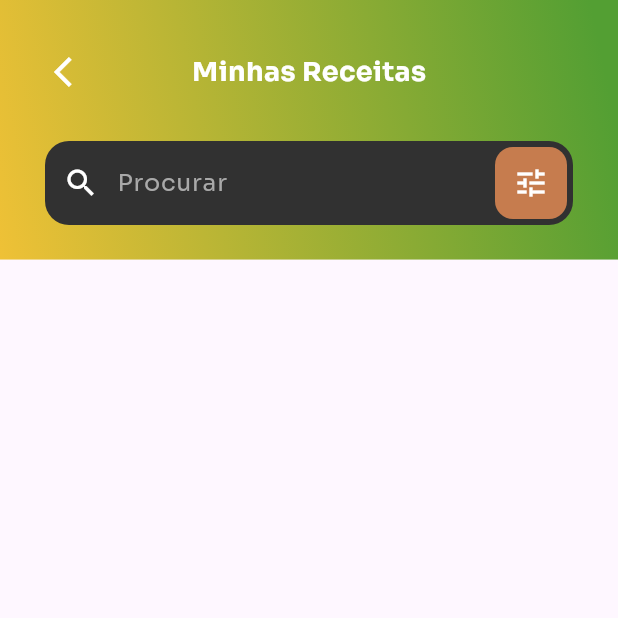
After one commit to franbs2/EatS, a Flutter app: the MyRecipesPage screen opened by its route, on a phone screen of 412 x 824 dp, the top half of it. The commit adds this screen. Run offline on Flutter 3.47's test engine with Material 3 defaults, Android fonts, the phone set to English and light mode, and no system bars; our stand-ins replace carousel_slider, cloud_firestore, firebase_auth, firebase_core, firebase_storage, flutter_rating_bar and 4 more; accounts and stored records are empty; generated files the repository leaves out were written again.

Commit message:
feat: Add page "Minhas Receitas" and widget "RecipeCardList"
Co-authored-by: Joanna Marieli <marij0anna@users.noreply.github.com>
Isabelle <isbllvt@users.noreply.github.com>

```diff
--- a/lib/core/routes/routes.dart
+++ b/lib/core/routes/routes.dart
@@ -10,4 +10,5 @@ class RoutesApp {
   static String searchPage = '/searchPage';
   static String editPefilPage = '/editPerfilPage';
   static String generateRecipePage = '/generateRecipePage';
+  static String myRecipesPage = '/myRecipesPage';
 }
--- a/lib/main.dart
+++ b/lib/main.dart
@@ -1,6 +1,7 @@
 // Importações necessárias para o funcionamento do app, incluindo bibliotecas do Flutter,
 // Firebase, provedores de estado (Provider) e outras dependências utilizadas no projeto.
 import 'package:cloud_firestore/cloud_firestore.dart';
+import 'package:eats/presentation/view/my_recipes_page.dart';
 import 'package:eats/services/auth_service.dart';
 import 'package:eats/services/google_sign_in_service.dart';
 import 'package:firebase_auth/firebase_auth.dart';
@@ -139,6 +140,7 @@ class MyApp extends StatelessWidget {
           RoutesApp.editPefilPage: (context) => EditPerfilPage(),
           RoutesApp.generateRecipePage: (context) =>
               const GenerateRecipesPage(),
+          RoutesApp.myRecipesPage: (context) => const MyRecipesPage(),
         },
       ),
     );
--- /dev/null
+++ b/lib/presentation/view/my_recipes_page.dart
@@ -0,0 +1,83 @@
+import 'package:eats/presentation/widget/recipe_card_list_widget.dart';
+import 'package:eats/presentation/widget/search_bar_widget.dart';
+import 'package:flutter/material.dart';
+
+import '../../data/model/recipes.dart';
+
+class MyRecipesPage extends StatelessWidget {
+  const MyRecipesPage({super.key});
+
+  @override
+  Widget build(BuildContext context) {
+    final List<Recipes>? listRecipes =
+        ModalRoute.of(context)?.settings.arguments as List<Recipes>?;
+
+    return Scaffold(
+      body: Column(
+        children: [
+          Container(
+            height: MediaQuery.of(context).size.height * 0.21,
+            decoration: const BoxDecoration(
+              gradient: LinearGradient(
+                begin: Alignment.bottomLeft,
+                colors: [Color(0xffEFC136), Color(0xff539F33)],
+              ),
+            ),
+            child: Padding(
+              padding: const EdgeInsets.all(24),
+              child: Column(
+                children: [
+                  Row(
+                    children: [
+                      IconButton(
+                        onPressed: () {
+                          Navigator.pop(context);
+                        },
+                        icon: const Icon(Icons.arrow_back_ios),
+                        color: Colors.white,
+                      ),
+                      const Expanded(
+                        child: Align(
+                          alignment: Alignment.center,
+                          child: Text(
+                            'Minhas Receitas',
+                            style: TextStyle(
+                              color: Colors.white,
+                              fontSize: 18,
+                              fontWeight: FontWeight.bold,
+                            ),
+                          ),
+                        ),
+                      ),
+                      const SizedBox(
+                        width: 48,
+                      ),
+                    ],
+                  ),
+                  const SizedBox(height: 16),
+                  Padding(
+                    padding: const EdgeInsets.all(6.0),
+                    child: SearchBarWidget(controller: TextEditingController()),
+                  ),
+                ],
+              ),
+            ),
+          ),
+          Expanded(
+            child: ListView.builder(
+              itemCount: listRecipes?.length ?? 0,
+              itemBuilder: (context, index) {
+                Recipes recipe = listRecipes![index];
+                return RecipeCardListWidget(
+                    title: recipe.name,
+                    subtitle: recipe.description,
+                    imageUrl: recipe.image,
+                    );
+              },
+            ),
+          ),
+        ],
+      ),
+    );
+  }
+}
```
Also changed, not shown: lib/presentation/widget/recipe_card_list_widget.dart (added, +73 -0 lines).
